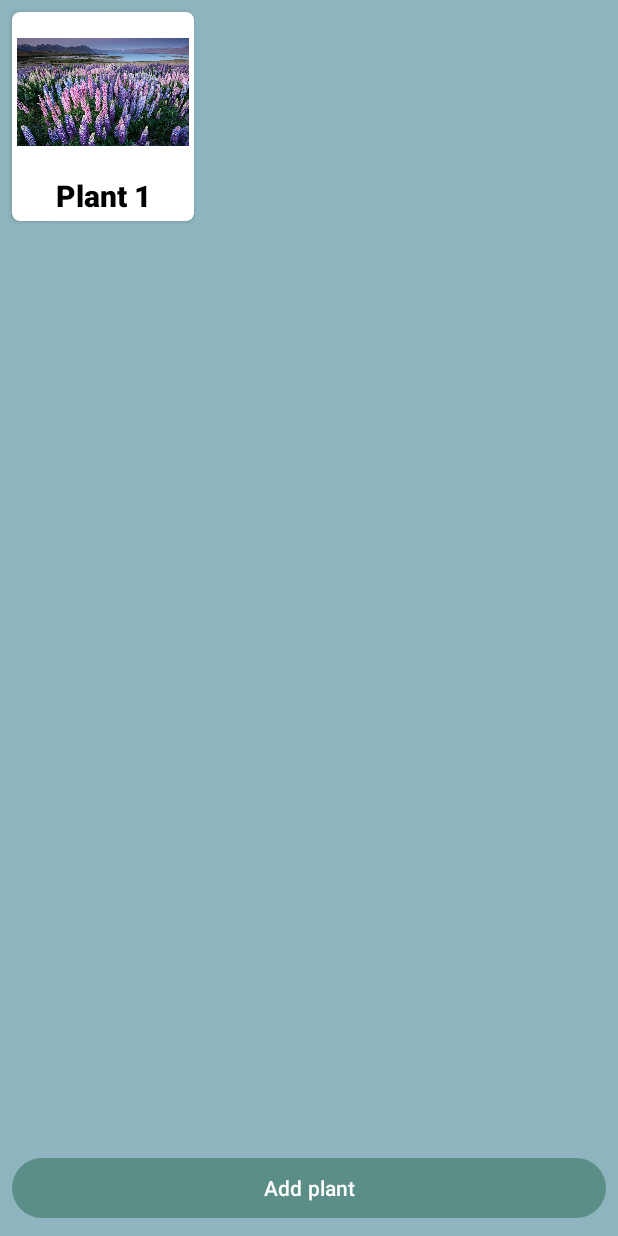
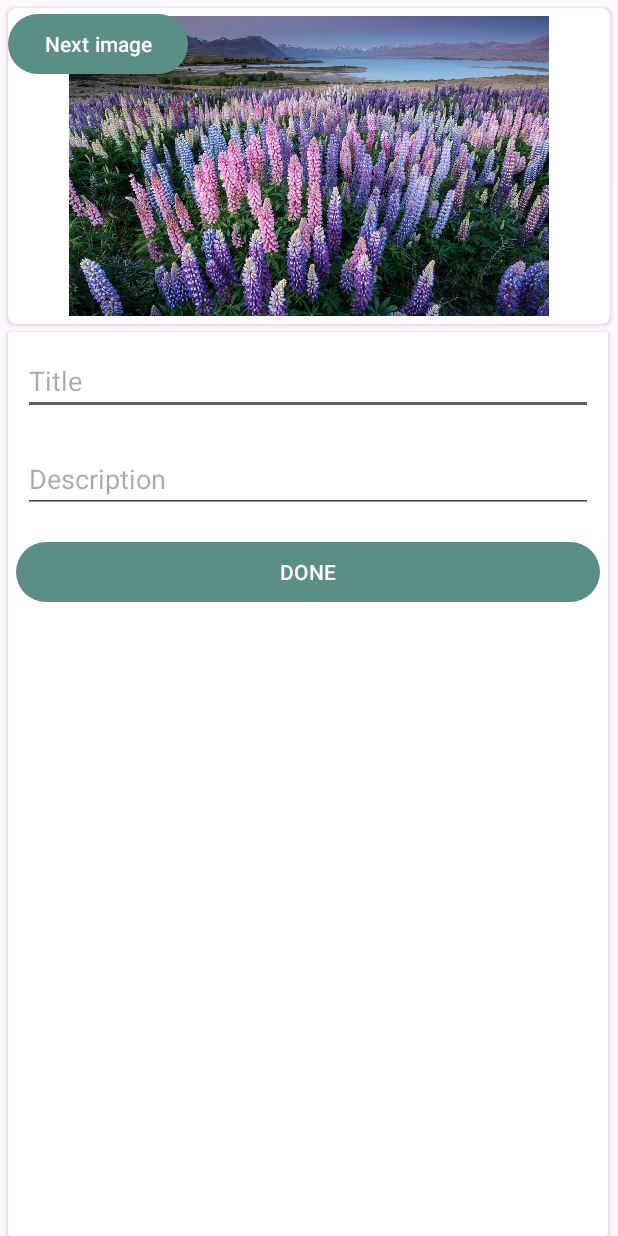
Before and after one commit to Nastya051/Plants, an Android app: the screen it shows after launch (MainActivity before the commit, EditActivity2 after it), after a tap on "Add plant", on a phone screen of 412 x 824 dp. Run offline under Robolectric (Android 15) with nearby library versions, the phone set to English and light mode, and no system bars.

Commit message:
Добавлен слушатель нажатий для открытия конкретной карточки с описанием

```diff
--- a/app/src/main/AndroidManifest.xml
+++ b/app/src/main/AndroidManifest.xml
@@ -13,6 +13,12 @@
         android:theme="@style/Theme.PlantsHandBook"
         tools:targetApi="31">
         <activity
+            android:name=".ContentActivity"
+            android:exported="false" />
+        <activity
+            android:name=".EditActivity2"
+            android:exported="false" />
+        <activity
             android:name=".MainActivity"
             android:exported="true">
             <intent-filter>
--- /dev/null
+++ b/app/src/main/java/com/example/plantshandbook/EditActivity2.kt
@@ -0,0 +1,40 @@
+package com.example.plantshandbook
+
+import android.content.Intent
+import androidx.appcompat.app.AppCompatActivity
+import android.os.Bundle
+import com.example.plantshandbook.databinding.ActivityEditBinding
+
+class EditActivity2 : AppCompatActivity() {
+    lateinit var binding: ActivityEditBinding
+    private var indexImage = 0
+    private var imageId = R.drawable.giacint
+    private  val imageIdList = listOf(R.drawable.giacint, R.drawable.klever,
+        R.drawable.landysh, R.drawable.lotos,
+        R.drawable.romashka, R.drawable.suculent)
+
+
+    override fun onCreate(savedInstanceState: Bundle?) {
+        super.onCreate(savedInstanceState)
+        binding = ActivityEditBinding.inflate(layoutInflater)
+        setContentView(binding.root)
+        initButtons()
+    }
+
+    private fun initButtons()= with(binding){
+        buttonNext.setOnClickListener{
+            indexImage++
+            if(indexImage > imageIdList.size-1) indexImage = 0
+            imageId = imageIdList[indexImage]
+            imageViewChoose.setImageResource(imageId)
+        }
+        buttonDone.setOnClickListener {
+            val plant = Plant(imageId, edTitle.text.toString(), edDesc.text.toString())
+            val editIntent = Intent().apply {
+                putExtra("plant", plant)
+            }
+            setResult(RESULT_OK, editIntent)
+            finish()
+        }
+    }
+}
--- a/app/src/main/java/com/example/plantshandbook/MainActivity.kt
+++ b/app/src/main/java/com/example/plantshandbook/MainActivity.kt
@@ -1,14 +1,17 @@
 package com.example.plantshandbook
 
+import android.content.Intent
 import androidx.appcompat.app.AppCompatActivity
 import android.os.Bundle
+import androidx.activity.result.ActivityResultLauncher
+import androidx.activity.result.contract.ActivityResultContracts
 import androidx.recyclerview.widget.GridLayoutManager
 import com.example.plantshandbook.databinding.ActivityMainBinding
 
-class MainActivity : AppCompatActivity() {
+class MainActivity : AppCompatActivity(), PlantAdapter.Listener {
     lateinit var binding: ActivityMainBinding
-    private  val adapter = PlantAdapter()
-    private  val imageIdList = listOf(R.drawable.giacint, R.drawable.klever, R.drawable.landysh, R.drawable.lotos, R.drawable.romashka, R.drawable.suculent)
+    private  val adapter = PlantAdapter(this)
+    private var editLauncher: ActivityResultLauncher<Intent>? = null
 
     private var index = 0
 
@@ -17,6 +20,16 @@ class MainActivity : AppCompatActivity() {
         binding = ActivityMainBinding.inflate(layoutInflater)
         setContentView(binding.root)
         init()
+        editLauncher = registerForActivityResult(ActivityResultContracts.StartActivityForResult()){
+            if(it.resultCode == RESULT_OK){
+                if (android.os.Build.VERSION.SDK_INT >= android.os.Build.VERSION_CODES.TIRAMISU){
+                    it.data?.getSerializableExtra("plant", Plant::class.java)
+                        ?.let { it1 -> adapter.addPlant(it1)}
+                }else {
+                    adapter.addPlant(it.data?.getSerializableExtra("plant") as Plant)
+                }
+            }
+        }
     }
 
     private fun init(){
@@ -24,11 +37,14 @@ class MainActivity : AppCompatActivity() {
             recycler.layoutManager = GridLayoutManager(this@MainActivity, 3)
             recycler.adapter = adapter
             buttonAdd.setOnClickListener {
-                if(index>imageIdList.size-1) index = 0
-                val plant = Plant(imageIdList[index], "Plant ${index+1}")
-                adapter.addPlant(plant)
-                index++
+                editLauncher?.launch(Intent(this@MainActivity, EditActivity2::class.java))
             }
         }
     }
+
+    override fun onClick(plant: Plant) {
+        startActivity(Intent(this, ContentActivity::class.java).apply {
+            putExtra("item", plant)
+        })
+    }
 }
--- a/app/src/main/java/com/example/plantshandbook/Plant.kt
+++ b/app/src/main/java/com/example/plantshandbook/Plant.kt
@@ -1,3 +1,5 @@
 package com.example.plantshandbook
 
-data class Plant(val imageId: Int, val title: String)
+import java.io.Serializable
+
+data class Plant(val imageId: Int, val title: String, val desc: String) :Serializable
--- a/app/src/main/java/com/example/plantshandbook/PlantAdapter.kt
+++ b/app/src/main/java/com/example/plantshandbook/PlantAdapter.kt
@@ -6,13 +6,17 @@ import android.view.ViewGroup
 import androidx.recyclerview.widget.RecyclerView
 import com.example.plantshandbook.databinding.PlantItemBinding
 
-class PlantAdapter: RecyclerView.Adapter<PlantAdapter.PlantHolder>() {
+class PlantAdapter(val listener: Listener): RecyclerView.Adapter<PlantAdapter.PlantHolder>() {
     val plantList = ArrayList<Plant>()
     class PlantHolder(item: View): RecyclerView.ViewHolder(item) {
         val binding = PlantItemBinding.bind(item)
-        fun bind(plant: Plant) =with(binding){ //позволяет не писать каждый раз binding перед использованием какого-либо view
+
+        fun bind(plant: Plant, listener: Listener) =with(binding){ //позволяет не писать каждый раз binding перед использованием какого-либо view
             imageView.setImageResource(plant.imageId)
             tvTitle.text = plant.title
+            itemView.setOnClickListener {
+                listener.onClick(plant)
+            }
         }
     }
 
@@ -26,11 +30,15 @@ class PlantAdapter: RecyclerView.Adapter<PlantAdapter.PlantHolder>() {
     }
 
     override fun onBindViewHolder(holder: PlantHolder, position: Int) {
-        holder.bind(plantList[position])
+        holder.bind(plantList[position], listener)
     }
 
     fun addPlant(plant: Plant){
         plantList.add(plant)
         notifyDataSetChanged()//данные изменились, перерисовка данных
     }
+
+    interface Listener{
+        fun onClick(plant: Plant)
+    }
 }
--- /dev/null
+++ b/app/src/main/res/layout/activity_edit.xml
@@ -0,0 +1,84 @@
+<?xml version="1.0" encoding="utf-8"?>
+<androidx.constraintlayout.widget.ConstraintLayout xmlns:android="http://schemas.android.com/apk/res/android"
+    xmlns:app="http://schemas.android.com/apk/res-auto"
+    xmlns:tools="http://schemas.android.com/tools"
+    android:layout_width="match_parent"
+    android:layout_height="match_parent"
+    tools:context=".EditActivity2">
+
+    <androidx.cardview.widget.CardView
+        android:id="@+id/cardView"
+        android:layout_width="0dp"
+        android:layout_height="wrap_content"
+        android:layout_margin="5dp"
+        android:visibility="visible"
+        app:cardCornerRadius="5dp"
+        app:layout_constraintEnd_toEndOf="parent"
+        app:layout_constraintStart_toStartOf="parent"
+        app:layout_constraintTop_toTopOf="parent">
+
+        <ImageView
+            android:id="@+id/imageViewChoose"
+            android:layout_width="wrap_content"
+            android:layout_height="200dp"
+            android:layout_margin="5dp"
+            app:srcCompat="@drawable/giacint" />
+
+        <Button
+            android:id="@+id/buttonNext"
+            android:layout_width="wrap_content"
+            android:layout_height="wrap_content"
+            android:layout_marginLeft="100dp"
+            android:layout_marginEnd="5dp"
+            android:layout_marginRight="5dp"
+            android:layout_marginBottom="5dp"
+            android:text="@string/next"
+            app:layout_constraintBottom_toTopOf="@+id/imageViewChoose"
+            app:layout_constraintEnd_toStartOf="@+id/imageViewChoose" />
+
+    </androidx.cardview.widget.CardView>
+
+    <androidx.cardview.widget.CardView
+        android:layout_width="0dp"
+        android:layout_height="0dp"
+        android:layout_marginTop="5dp"
+        android:layout_marginEnd="1dp"
+        app:layout_constraintBottom_toBottomOf="parent"
+        app:layout_constraintDimensionRatio=""
+        app:layout_constraintEnd_toEndOf="@+id/cardView"
+        app:layout_constraintStart_toStartOf="@+id/cardView"
+        app:layout_constraintTop_toBottomOf="@+id/cardView">
+
+        <LinearLayout
+            android:layout_width="match_parent"
+            android:layout_height="match_parent"
+            android:orientation="vertical">
+
+            <EditText
+                android:id="@+id/edTitle"
+                android:layout_width="match_parent"
+                android:layout_height="wrap_content"
+                android:layout_margin="10dp"
+                android:ems="10"
+                android:hint="Title"
+                android:inputType="text" />
+
+            <EditText
+                android:id="@+id/edDesc"
+                android:layout_width="match_parent"
+                android:layout_height="wrap_content"
+                android:layout_margin="10dp"
+                android:ems="10"
+                android:hint="Description"
+                android:inputType="text" />
+
+            <Button
+                android:id="@+id/buttonDone"
+                android:layout_width="match_parent"
+                android:layout_height="wrap_content"
+                android:layout_margin="5dp"
+                android:text="@string/done" />
+        </LinearLayout>
+    </androidx.cardview.widget.CardView>
+
+</androidx.constraintlayout.widget.ConstraintLayout>
--- a/app/src/main/res/values/strings.xml
+++ b/app/src/main/res/values/strings.xml
@@ -1,3 +1,5 @@
 <resources>
     <string name="app_name">PlantsHandBook</string>
+    <string name="next">Next image</string>
+    <string name="done">DONE</string>
 </resources>
```
Also changed, not shown: app/src/main/java/com/example/plantshandbook/ContentActivity.kt (+12 -1 lines), app/src/main/res/layout/activity_content.xml (+60 -0 lines).
